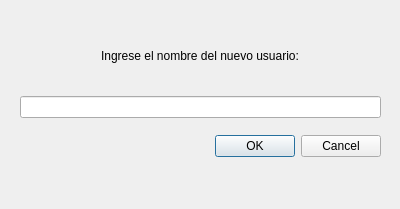
The window that view/resource/new_user.ui (bruno211282/curpy) describes before a commit, drawn with Qt 5.
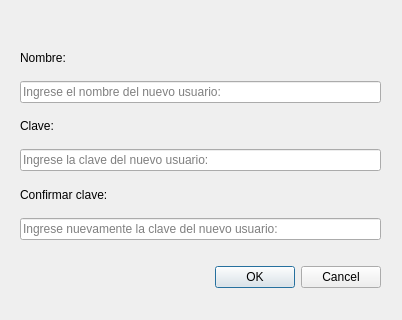
The same window after the commit.

Commit message: update new_user.ui: se agregan los campos de passw

Patch:
```diff
--- a/view/resource/new_user.ui
+++ b/view/resource/new_user.ui
@@ -6,60 +6,91 @@
    <rect>
     <x>0</x>
     <y>0</y>
-    <width>400</width>
-    <height>209</height>
+    <width>402</width>
+    <height>320</height>
    </rect>
   </property>
   <property name="windowTitle">
    <string>Dialog</string>
   </property>
-  <widget class="QDialogButtonBox" name="buttonBox">
-   <property name="geometry">
-    <rect>
-     <x>200</x>
-     <y>130</y>
-     <width>181</width>
-     <height>32</height>
-    </rect>
-   </property>
-   <property name="orientation">
-    <enum>Qt::Horizontal</enum>
-   </property>
-   <property name="standardButtons">
-    <set>QDialogButtonBox::Cancel|QDialogButtonBox::Ok</set>
-   </property>
-  </widget>
   <widget class="QWidget" name="verticalLayoutWidget">
    <property name="geometry">
     <rect>
      <x>20</x>
      <y>40</y>
      <width>361</width>
-     <height>31</height>
+     <height>248</height>
     </rect>
    </property>
    <layout class="QVBoxLayout" name="verticalLayout">
-    <item alignment="Qt::AlignHCenter">
+    <item>
      <widget class="QLabel" name="label_2">
       <property name="text">
+       <string>Nombre:</string>
+      </property>
+     </widget>
+    </item>
+    <item>
+     <widget class="QLineEdit" name="new_user_name">
+      <property name="minimumSize">
+       <size>
+        <width>271</width>
+        <height>0</height>
+       </size>
+      </property>
+      <property name="placeholderText">
        <string>Ingrese el nombre del nuevo usuario:</string>
       </property>
      </widget>
     </item>
-   </layout>
-  </widget>
-  <widget class="QWidget" name="verticalLayoutWidget_2">
-   <property name="geometry">
-    <rect>
-     <x>20</x>
-     <y>70</y>
-     <width>361</width>
-     <height>22</height>
-    </rect>
-   </property>
-   <layout class="QVBoxLayout" name="verticalLayout_2">
     <item>
-     <spacer name="horizontalSpacer_5">
+     <widget class="QLabel" name="label_3">
+      <property name="text">
+       <string>Clave:</string>
+      </property>
+     </widget>
+    </item>
+    <item>
+     <widget class="QLineEdit" name="new_user_pass_1">
+      <property name="minimumSize">
+       <size>
+        <width>271</width>
+        <height>0</height>
+       </size>
+      </property>
+      <property name="echoMode">
+       <enum>QLineEdit::Password</enum>
+      </property>
+      <property name="placeholderText">
+       <string>Ingrese la clave del nuevo usuario:</string>
+      </property>
+     </widget>
+    </item>
+    <item>
+     <widget class="QLabel" name="label_4">
+      <property name="text">
+       <string>Confirmar clave:</string>
+      </property>
+     </widget>
+    </item>
+    <item>
+     <widget class="QLineEdit" name="line_new_user_3">
+      <property name="minimumSize">
+       <size>
+        <width>271</width>
+        <height>0</height>
+       </size>
+      </property>
+      <property name="echoMode">
+       <enum>QLineEdit::Password</enum>
+      </property>
+      <property name="placeholderText">
+       <string>Ingrese nuevamente la clave del nuevo usuario:</string>
+      </property>
+     </widget>
+    </item>
+    <item>
+     <spacer name="horizontalSpacer">
       <property name="orientation">
        <enum>Qt::Horizontal</enum>
       </property>
@@ -71,28 +102,13 @@
       </property>
      </spacer>
     </item>
-   </layout>
-  </widget>
-  <widget class="QWidget" name="verticalLayoutWidget_3">
-   <property name="geometry">
-    <rect>
-     <x>20</x>
-     <y>90</y>
-     <width>361</width>
-     <height>34</height>
-    </rect>
-   </property>
-   <layout class="QVBoxLayout" name="verticalLayout_3">
     <item>
-     <widget class="QLineEdit" name="line_new_user">
-      <property name="minimumSize">
-       <size>
-        <width>271</width>
-        <height>0</height>
-       </size>
+     <widget class="QDialogButtonBox" name="buttonBox">
+      <property name="orientation">
+       <enum>Qt::Horizontal</enum>
       </property>
-      <property name="placeholderText">
-       <string/>
+      <property name="standardButtons">
+       <set>QDialogButtonBox::Cancel|QDialogButtonBox::Ok</set>
       </property>
      </widget>
     </item>
```
